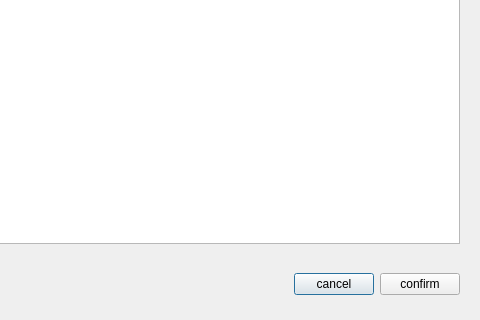
Qt form stringtotableview.ui (LinuxIsExcellent/observer) before a commit; both pictures show x 150 to 630 and y 186 to 506 of the 630 by 506 pixel window.
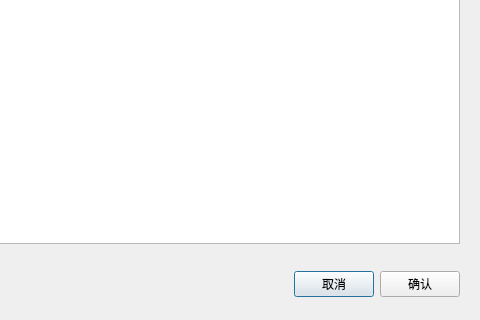
The same form after that commit.

Diff of the .ui file:
```diff
--- a/stringtotableview.ui
+++ b/stringtotableview.ui
@@ -54,14 +54,14 @@
       <item>
        <widget class="QPushButton" name="pushButton">
         <property name="text">
-         <string>cancel</string>
+         <string>取消</string>
         </property>
        </widget>
       </item>
       <item>
        <widget class="QPushButton" name="pushButton_2">
         <property name="text">
-         <string>confirm</string>
+         <string>确认</string>
         </property>
        </widget>
       </item>
```
